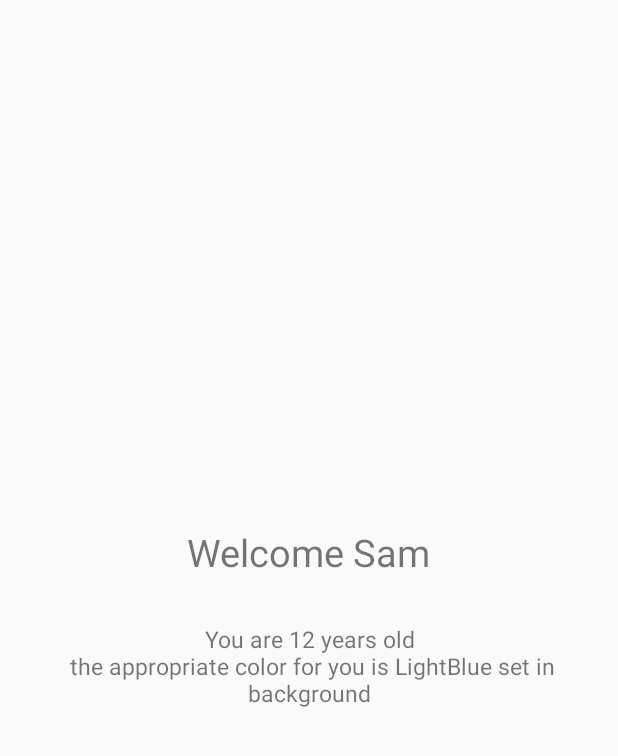
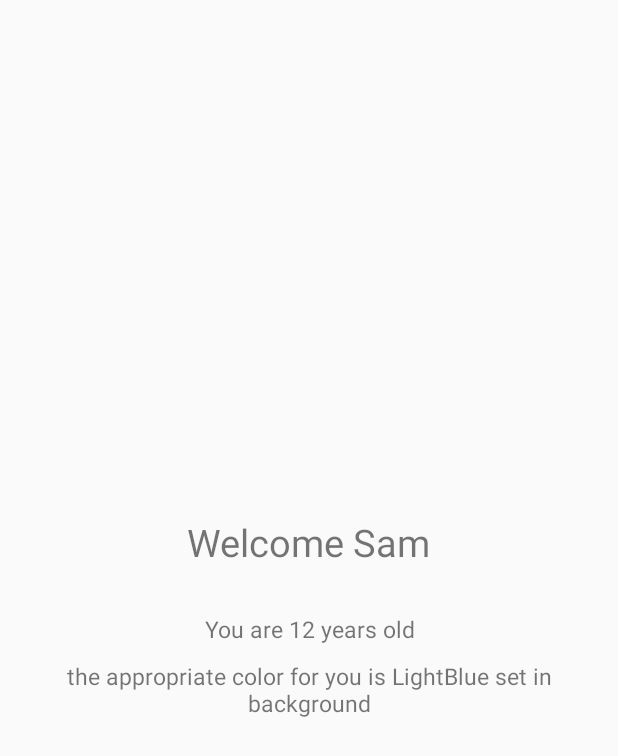
Before and after one commit to SamGeek/Test-app-mobile, an Android app: the layout activity_result.xml on its own in the app's theme, with its tools: preview values and no code run, on a phone screen of 412 x 824 dp. Shown: the top 756 px of the screen. Run offline under Robolectric (Android 15) with nearby library versions, the phone set to English and light mode, and no system bars.

Commit message:
adding date picker + functions+ databinding...

```diff
--- a/app/src/main/res/layout/activity_main.xml
+++ b/app/src/main/res/layout/activity_main.xml
@@ -41,8 +41,8 @@
                 android:layout_marginTop="20dp"
                 android:padding="10dp"
                 android:background="@drawable/form_fields_bg"
-                android:id="@+id/age"
-                android:hint="Age"
+                android:id="@+id/birthDate"
+                android:hint="Birth date"
                 android:inputType="number"
                 android:layout_width="match_parent"
                 android:layout_height="wrap_content"/>
--- a/app/src/main/res/layout/activity_result.xml
+++ b/app/src/main/res/layout/activity_result.xml
@@ -1,13 +1,16 @@
 <?xml version="1.0" encoding="utf-8"?>
+<layout xmlns:android="http://schemas.android.com/apk/res/android" xmlns:tools="http://schemas.android.com/tools"
+        xmlns:app="http://schemas.android.com/apk/res-auto">
+    <data>
+        <variable
+                name="uservm"
+                type="co.softbuilders.testapp.data.UserViewModel"/>
+    </data>
     <RelativeLayout
-        xmlns:android="http://schemas.android.com/apk/res/android"
-        xmlns:tools="http://schemas.android.com/tools"
-        xmlns:app="http://schemas.android.com/apk/res-auto"
             android:id="@+id/container"
             android:layout_width="match_parent"
             android:layout_height="match_parent"
             tools:context=".ResultActivity">
-
 
         <LinearLayout
                 android:layout_centerInParent="true"
@@ -22,7 +25,8 @@
                     android:layout_width="wrap_content"
                     android:layout_height="wrap_content"
                     android:textSize="25sp"
-                android:text="Welcome Sam"/>
+                    tools:text="Welcome Sam"
+                    android:text="@{`Welcome `+uservm.user.name}"/>
 
             <TextView
                     android:id="@+id/message"
@@ -32,15 +36,25 @@
                     android:layout_width="wrap_content"
                     android:layout_height="wrap_content"
                     android:textSize="15sp"
-                android:text="You are 12 years old\n the appropriate color for you is LightBlue set in background"/>
+                    tools:text="You are 12 years old"
+                    android:text="@{@plurals/age_label(uservm.user.age, uservm.user.age)}"/>
 
-
+            <TextView
+                    android:id="@+id/message_color"
+                    android:layout_gravity="center"
+                    android:gravity="center"
+                    android:layout_marginRight="10dp"
+                    android:layout_marginLeft="10dp"
+                    android:layout_marginTop="10dp"
+                    android:layout_width="wrap_content"
+                    android:layout_height="wrap_content"
+                    android:textSize="15sp"
+                    tools:text="the appropriate color for you is LightBlue set in background"
+                    android:text="@{`the appropriate color for you is `+uservm.user.colorName+` set in background`}"/>
 
 
         </LinearLayout>
 
 
-
-
-
     </RelativeLayout>
+</layout>
--- a/app/src/main/res/values/strings.xml
+++ b/app/src/main/res/values/strings.xml
@@ -1,4 +1,10 @@
 <resources>
     <string name="app_name">TestApp</string>
     <string name="fill_field">Please Fill this field</string>
+    <plurals name="age_label">
+        <item quantity="one">You are %d year old</item>
+        <item quantity="other">You are %d years old</item>
+    </plurals>
+
+
 </resources>
--- a/app/src/main/res/xml/network_security_config.xml
+++ b/app/src/main/res/xml/network_security_config.xml
@@ -3,5 +3,6 @@
     <domain-config cleartextTrafficPermitted="true">
         <domain includeSubdomains="true">207.180.224.107</domain>
         <domain includeSubdomains="true">192.168.43.142</domain>
+        <domain includeSubdomains="true">localhost</domain>
     </domain-config>
 </network-security-config>
```
Also changed, not shown: app/build.gradle (+7 -0 lines), app/src/main/java/co/softbuilders/testapp/MainActivity.kt (+72 -9 lines), app/src/main/java/co/softbuilders/testapp/ResultActivity.kt (+42 -3 lines), app/src/main/java/co/softbuilders/testapp/data/UserViewModel.kt (added, +14 -0 lines). Lines whose indentation alone changed are shown as unchanged.
